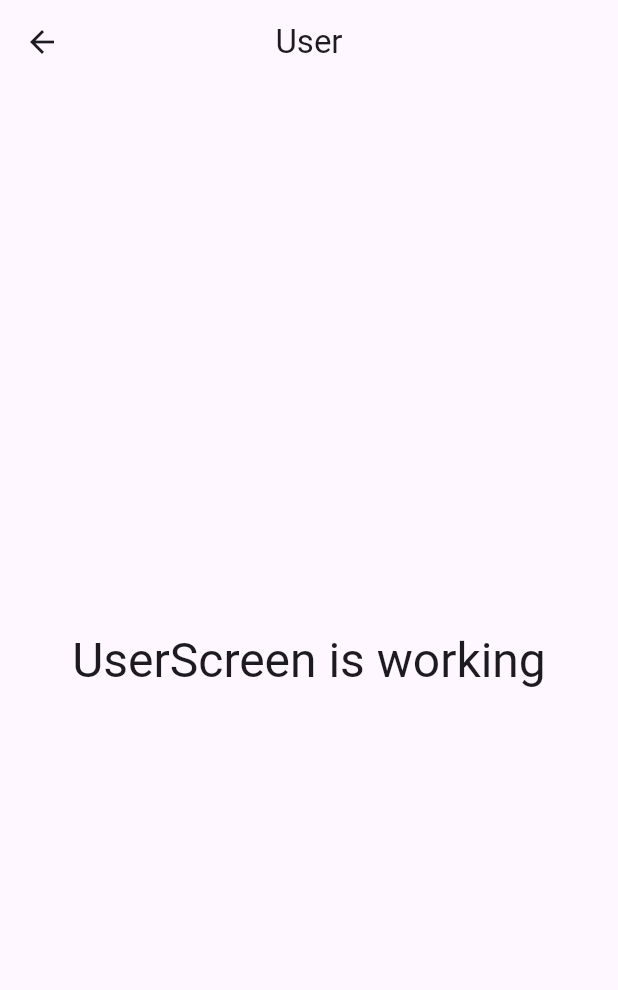
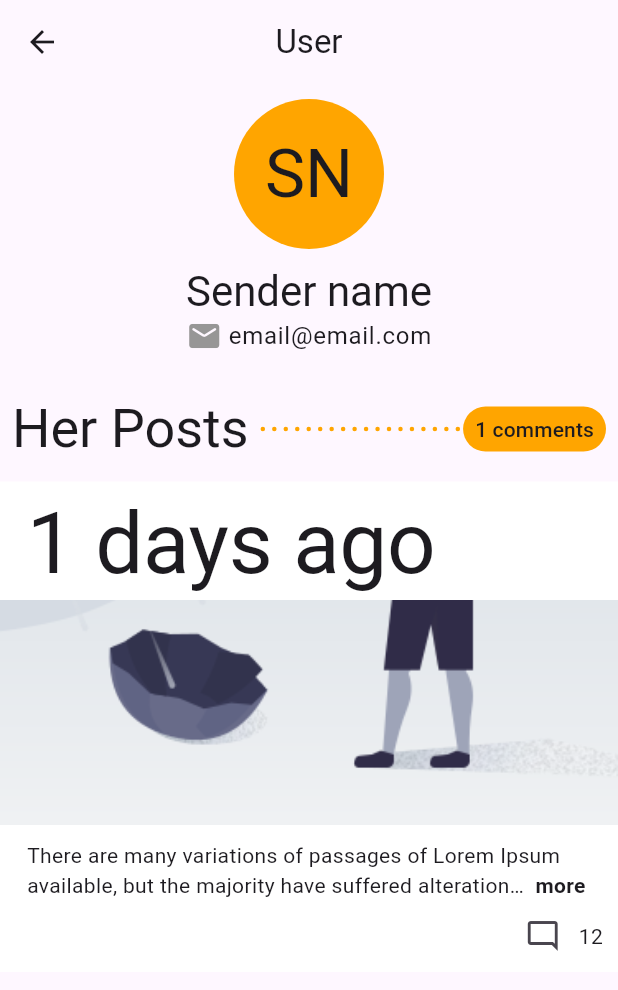
Before and after one commit to maniangdoz/exo_post, a Flutter app: the UserScreen screen opened directly, on a phone screen of 412 x 824 dp. Shown: the top 990 px of the screen. Run offline on Flutter 3.47's test engine with Material 2 defaults, Android fonts, the phone set to English and light mode, and no system bars; drawn by our look-alikes of readmore; our stand-ins replace bloc, equatable, flutter_animate, flutter_bloc, flutter_keyboard_visibility, get_it and 5 more; accounts and stored records are empty.

Commit message:
refacto et travail sur screen user

```diff
--- /dev/null
+++ b/lib/features/shared/presentation/widgets/info_user.dart
@@ -0,0 +1,59 @@
+import 'package:flutter/material.dart';
+
+import '../../../../common/styles/colors.dart';
+import '../../../../common/utils/app_utils.dart';
+
+class InfoUser extends StatefulWidget {
+  final int idUser;
+
+  const InfoUser({super.key, required this.idUser});
+
+  @override
+  State<InfoUser> createState() => _InfoUserState();
+}
+
+class _InfoUserState extends State<InfoUser> {
+  String name = "Sender name";
+  String email = 'email@email.com';
+
+  @override
+  Widget build(BuildContext context) {
+    return Align(
+      alignment: Alignment.topCenter,
+      child: Column(
+        children: <Widget>[
+          const SizedBox(height: 10),
+          CircleAvatar(
+            radius: 50,
+            backgroundColor: AppUtils.accentprimaryColor(context),
+            child: Text(
+              AppUtils.generateAcronym(name),
+              style: Theme.of(context).textTheme.displayMedium,
+            ),
+          ),
+          const SizedBox(height: 10),
+          Text(
+            name,
+            style: Theme.of(context).textTheme.headlineMedium,
+          ),
+          Row(
+            mainAxisAlignment: MainAxisAlignment.center,
+            children: [
+              const Icon(
+                Icons.mail_rounded,
+                color: AppColors.greyColor,
+              ),
+              const SizedBox(
+                width: 4,
+              ),
+              Text(
+                email,
+                style: Theme.of(context).textTheme.bodyLarge,
+              ),
+            ],
+          ),
+        ],
+      ),
+    );
+  }
+}
--- /dev/null
+++ b/lib/features/shared/presentation/widgets/total_comment.dart
@@ -0,0 +1,44 @@
+import 'package:flutter/material.dart';
+
+import '../../../../common/utils/app_utils.dart';
+import '../../presentation/widgets/horizontal_dash.dart';
+
+class TotalComment extends StatefulWidget {
+  final int nbcomments;
+  const TotalComment({super.key, required this.nbcomments});
+
+  @override
+  State<TotalComment> createState() => _TotalCommentState();
+}
+
+class _TotalCommentState extends State<TotalComment> {
+  @override
+  Widget build(BuildContext context) {
+    return Expanded(
+      child: Row(
+        children: [
+          const Expanded(
+            child: Padding(
+              padding: EdgeInsets.only(left: 8.0, right: 2),
+              child: HorizontalDash(),
+            ),
+          ),
+          Container(
+            decoration: BoxDecoration(
+              borderRadius: BorderRadius.circular(30),
+              color: AppUtils.accentprimaryColor(context),
+            ),
+            child: Padding(
+              padding:
+                  const EdgeInsets.only(right: 8, left: 8, top: 5, bottom: 5),
+              child: Text(
+                "${widget.nbcomments} comments",
+                style: Theme.of(context).textTheme.titleSmall,
+              ),
+            ),
+          ),
+        ],
+      ),
+    );
+  }
+}
--- a/lib/features/user/presentation/pages/user_screen.dart
+++ b/lib/features/user/presentation/pages/user_screen.dart
@@ -1,4 +1,8 @@
 import 'package:flutter/material.dart';
+
+import '../../../post/presentation/widgets/post_card.dart';
+import '../../../shared/presentation/widgets/info_user.dart';
+import '../../../shared/presentation/widgets/total_comment.dart';
 
 class UserScreen extends StatelessWidget {
   const UserScreen({super.key});
@@ -10,11 +14,37 @@ class UserScreen extends StatelessWidget {
         title: const Text('User'),
         centerTitle: true,
       ),
-      body: Center(
-        child: Text(
-          'UserScreen is working',
-          style: Theme.of(context).textTheme.headlineLarge,
-        ),
+      body: Stack(
+        children: <Widget>[
+          ListView(
+            padding: const EdgeInsets.all(0),
+            children: [
+              const InfoUser(idUser: 1),
+              const SizedBox(
+                height: 20,
+              ),
+              Padding(
+                padding: const EdgeInsets.all(8.0),
+                child: Row(
+                  children: [
+                    Text(
+                      "Her Posts",
+                      style: Theme.of(context).textTheme.displaySmall,
+                    ),
+                    const TotalComment(nbcomments: 1),
+                  ],
+                ),
+              ),
+              PostCard(
+                type: 'profil',
+                onClick: () => {},
+              ),
+              const SizedBox(
+                height: 100,
+              ),
+            ],
+          )
+        ],
       ),
     );
   }
```
Also changed, not shown: lib/features/comment/presentation/pages/comment_screen.dart (+97 -78 lines), lib/features/profil/presentation/pages/profil_screen.dart (+4 -66 lines).
